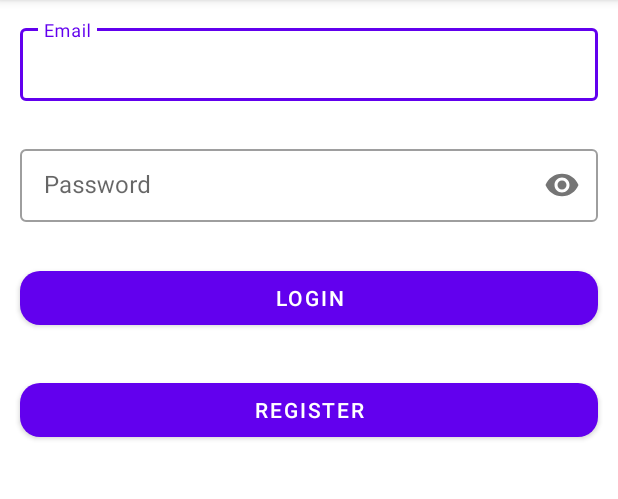
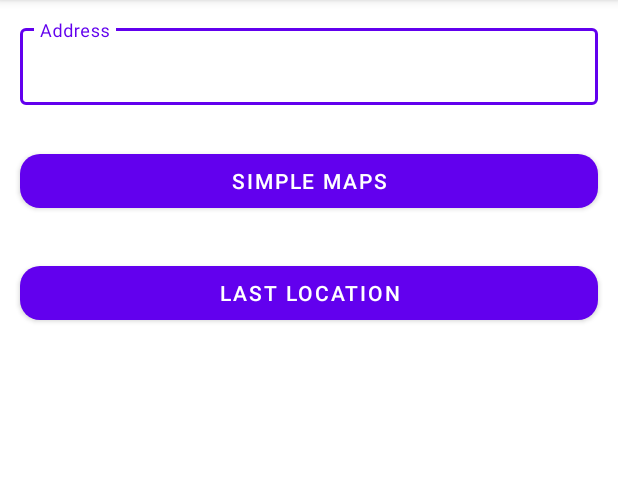
Before and after one commit to amir58/AndroidUltrasSat, an Android app: the screen it shows after launch (NavigationMainActivity before the commit, MapsMainActivity after it), on a phone screen of 412 x 824 dp, the part 84-583 px from its top. Run offline under Robolectric (Android 15) with nearby library versions, the phone set to English and light mode, and no system bars; our stand-ins replace sdp/ssp sizes.

Commit message:
Finish Maps

```diff
--- a/app/build.gradle
+++ b/app/build.gradle
@@ -12,7 +12,7 @@ android {
 
     defaultConfig {
         applicationId "com.amirmohammed.androidultrassat"
-        minSdkVersion 23
+        minSdkVersion 24
         targetSdkVersion 30
         versionCode 1
         versionName "1.0"
@@ -47,6 +47,8 @@ dependencies {
     implementation 'com.google.firebase:firebase-crashlytics:18.2.5'
     implementation 'com.google.firebase:firebase-analytics:20.0.0'
     implementation 'com.google.firebase:firebase-messaging:23.0.0'
+    implementation 'com.google.android.gms:play-services-maps:18.0.0'
+    implementation 'com.google.android.gms:play-services-location:18.0.0'
     testImplementation 'junit:junit:4.+'
     androidTestImplementation 'androidx.test.ext:junit:1.1.3'
     androidTestImplementation 'androidx.test.espresso:espresso-core:3.4.0'
--- /dev/null
+++ b/app/src/main/java/com/amirmohammed/androidultrassat/maps/MapsMainActivity.java
@@ -0,0 +1,120 @@
+package com.amirmohammed.androidultrassat.maps;
+
+import androidx.activity.result.ActivityResultCallback;
+import androidx.activity.result.ActivityResultLauncher;
+import androidx.activity.result.contract.ActivityResultContracts;
+import androidx.annotation.Nullable;
+import androidx.appcompat.app.AppCompatActivity;
+import androidx.core.app.ActivityCompat;
+
+import android.Manifest;
+import android.content.Intent;
+import android.content.pm.PackageManager;
+import android.location.Location;
+import android.os.Bundle;
+import android.util.Log;
+import android.view.View;
+
+import com.amirmohammed.androidultrassat.R;
+import com.amirmohammed.androidultrassat.databinding.ActivityMapsMainBinding;
+import com.google.android.gms.location.FusedLocationProviderClient;
+import com.google.android.gms.location.LocationServices;
+import com.google.android.gms.tasks.OnSuccessListener;
+
+import java.util.Map;
+
+public class MapsMainActivity extends AppCompatActivity {
+    private static final String TAG = "Maps";
+    ActivityMapsMainBinding binding;
+    private FusedLocationProviderClient fusedLocationClient;
+
+
+    @Override
+    protected void onCreate(Bundle savedInstanceState) {
+        super.onCreate(savedInstanceState);
+        binding = ActivityMapsMainBinding.inflate(getLayoutInflater());
+        setContentView(binding.getRoot());
+        fusedLocationClient = LocationServices.getFusedLocationProviderClient(this);
+
+        binding.address.setOnClickListener(v -> startActivityForResult(new Intent(MapsMainActivity.this, AddressMapsActivity.class), 1));
+
+        binding.btnSimpleMaps.setOnClickListener(new View.OnClickListener() {
+            @Override
+            public void onClick(View v) {
+                Intent intent = new Intent(MapsMainActivity.this, SimpleMapsActivity.class);
+                startActivity(intent);
+            }
+        });
+
+
+        binding.btnLastLocation.setOnClickListener(new View.OnClickListener() {
+            @Override
+            public void onClick(View v) {
+                locationPermissionRequest.launch(new String[]{
+                        Manifest.permission.ACCESS_FINE_LOCATION,
+                        Manifest.permission.ACCESS_COARSE_LOCATION
+                });
+            }
+        });
+
+    }
+
+    ActivityResultLauncher<String[]> locationPermissionRequest = registerForActivityResult(
+            new ActivityResultContracts.RequestMultiplePermissions()
+            , new ActivityResultCallback<Map<String, Boolean>>() {
+                @Override
+                public void onActivityResult(Map<String, Boolean> result) {
+
+                    Boolean fineLocationGranted = result.getOrDefault(
+                            Manifest.permission.ACCESS_FINE_LOCATION, false);
+
+                    Boolean coarseLocationGranted = result.getOrDefault(
+                            Manifest.permission.ACCESS_COARSE_LOCATION, false);
+
+                    if (fineLocationGranted != null && coarseLocationGranted != null && coarseLocationGranted && fineLocationGranted) {
+                        getLastLocation();
+                        // Precise location access granted.
+                    } else {
+                        // No location access granted.
+
+                    }
+
+                }
+            }
+    );
+
+    private void getLastLocation() {
+        if (ActivityCompat.checkSelfPermission(this, Manifest.permission.ACCESS_FINE_LOCATION)
+                != PackageManager.PERMISSION_GRANTED
+                &&
+                ActivityCompat.checkSelfPermission(this, Manifest.permission.ACCESS_COARSE_LOCATION)
+                != PackageManager.PERMISSION_GRANTED)
+        {
+            return;
+        }
+
+        fusedLocationClient.getLastLocation()
+                .addOnSuccessListener(this, new OnSuccessListener<Location>() {
+                    @Override
+                    public void onSuccess(Location location) {
+                        // Got last known location. In some rare situations this can be null.
+                        if (location != null) {
+                            // Logic to handle location object
+                            Log.i(TAG, "onSuccess: " + location.getLatitude());
+                            Log.i(TAG, "onSuccess: " + location.getLongitude());
+
+
+                        }
+                    }
+                });
+    }
+
+    @Override
+    protected void onActivityResult(int requestCode, int resultCode, @Nullable Intent data) {
+        super.onActivityResult(requestCode, resultCode, data);
+        if (requestCode == 1 && resultCode == RESULT_OK && data != null) {
+            String textAddress = data.getStringExtra("textAddress");
+            binding.address.setText(textAddress);
+        }
+    }
+}
--- /dev/null
+++ b/app/src/main/res/layout/activity_maps_main.xml
@@ -0,0 +1,43 @@
+<?xml version="1.0" encoding="utf-8"?>
+<LinearLayout xmlns:android="http://schemas.android.com/apk/res/android"
+    xmlns:app="http://schemas.android.com/apk/res-auto"
+    xmlns:tools="http://schemas.android.com/tools"
+    android:layout_width="match_parent"
+    android:layout_height="match_parent"
+    android:orientation="vertical"
+    tools:context=".maps.MapsMainActivity">
+
+    <com.google.android.material.textfield.TextInputLayout
+        style="@style/Widget.MaterialComponents.TextInputLayout.OutlinedBox"
+        android:layout_width="match_parent"
+        android:layout_height="wrap_content"
+        android:layout_margin="@dimen/_10sdp">
+
+        <AutoCompleteTextView
+            android:id="@+id/address"
+            android:layout_width="match_parent"
+            android:layout_height="wrap_content"
+            android:hint="Address"
+            android:inputType="none"
+            android:padding="@dimen/_10sdp" />
+    </com.google.android.material.textfield.TextInputLayout>
+
+    <com.google.android.material.button.MaterialButton
+        android:id="@+id/btn_simple_maps"
+        android:layout_width="match_parent"
+        android:layout_height="wrap_content"
+        android:layout_margin="@dimen/_10sdp"
+        android:elevation="@dimen/_2sdp"
+        android:text="Simple maps"
+        app:cornerRadius="@dimen/_10sdp" />
+
+    <com.google.android.material.button.MaterialButton
+        android:id="@+id/btn_last_location"
+        android:layout_width="match_parent"
+        android:layout_height="wrap_content"
+        android:layout_margin="@dimen/_10sdp"
+        android:elevation="@dimen/_2sdp"
+        android:text="Last location"
+        app:cornerRadius="@dimen/_10sdp" />
+
+</LinearLayout>
--- a/app/src/main/res/values/strings.xml
+++ b/app/src/main/res/values/strings.xml
@@ -7,4 +7,6 @@
     <string name="register">Register</string>
     <!-- TODO: Remove or change this placeholder text -->
     <string name="hello_blank_fragment">Hello blank fragment</string>
+    <string name="title_activity_simple_maps">SimpleMapsActivity</string>
+    <string name="title_activity_address_maps">AddressMapsActivity</string>
 </resources>
```
Also changed, not shown: app/src/debug/res/values/google_maps_api.xml (added, +24 -0 lines), app/src/main/AndroidManifest.xml (+35 -4 lines), app/src/main/java/com/amirmohammed/androidultrassat/maps/AddressMapsActivity.java (added, +100 -0 lines), app/src/main/java/com/amirmohammed/androidultrassat/maps/SimpleMapsActivity.java (added, +67 -0 lines), app/src/main/res/layout/activity_address_maps.xml (added, +26 -0 lines), app/src/main/res/layout/activity_simple_maps.xml (added, +9 -0 lines), 1 other file.
